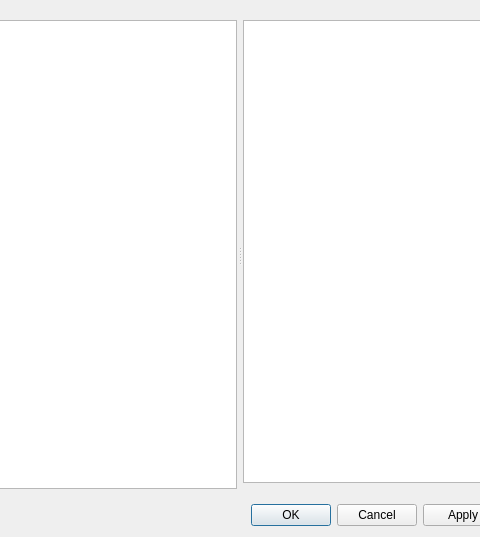
First picture: the form in src/ui/picker/picker_dialog.ui, repository lumiscosity/Editor, before the edit; both pictures show x 120 to 600 and y 0 to 537 of the 720 by 537 pixel window.
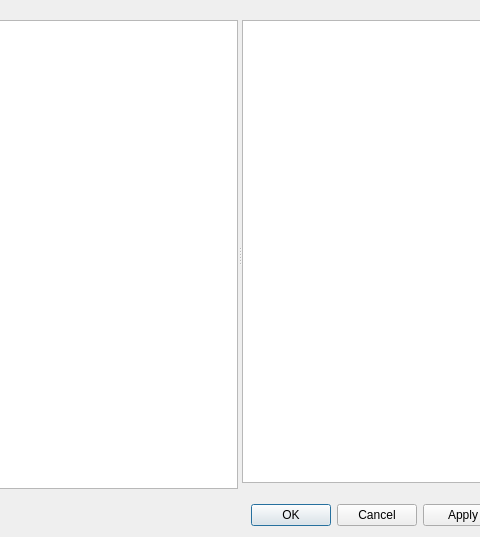
Second picture: the form after the edit. Custom widgets are drawn as their Qt base class.

Commit message: charset picker part 2, tile palette refactor

Diff of the .ui file:
```diff
--- a/src/ui/picker/picker_dialog.ui
+++ b/src/ui/picker/picker_dialog.ui
@@ -22,28 +22,34 @@
      <layout class="QHBoxLayout" name="horizontalLayout">
       <item>
        <widget class="QSplitter" name="splitter">
-        <property name="enabled">
-         <bool>true</bool>
-        </property>
         <property name="orientation">
          <enum>Qt::Orientation::Horizontal</enum>
         </property>
-        <property name="handleWidth">
-         <number>6</number>
-        </property>
-        <property name="childrenCollapsible">
-         <bool>false</bool>
-        </property>
-        <widget class="QListView" name="filesystemView">
+        <widget class="QWidget" name="layoutWidget">
+         <layout class="QVBoxLayout" name="viewLayout">
+          <item>
+           <widget class="QTreeView" name="filesystemView">
          <property name="minimumSize">
           <size>
            <width>150</width>
            <height>120</height>
           </size>
          </property>
-         <property name="uniformItemSizes">
+            <property name="rootIsDecorated">
           <bool>true</bool>
          </property>
+            <property name="uniformRowHeights">
+             <bool>true</bool>
+            </property>
+            <property name="sortingEnabled">
+             <bool>false</bool>
+            </property>
+            <property name="headerHidden">
+             <bool>true</bool>
+            </property>
+           </widget>
+          </item>
+         </layout>
         </widget>
         <widget class="QWidget" name="layoutWidget">
          <layout class="QVBoxLayout" name="sidebar">
```
Left out of the diff: 3 changed lines with no effect on the pictures. Lines whose indentation alone changed are shown as unchanged. The commit also changes 17 other files.
